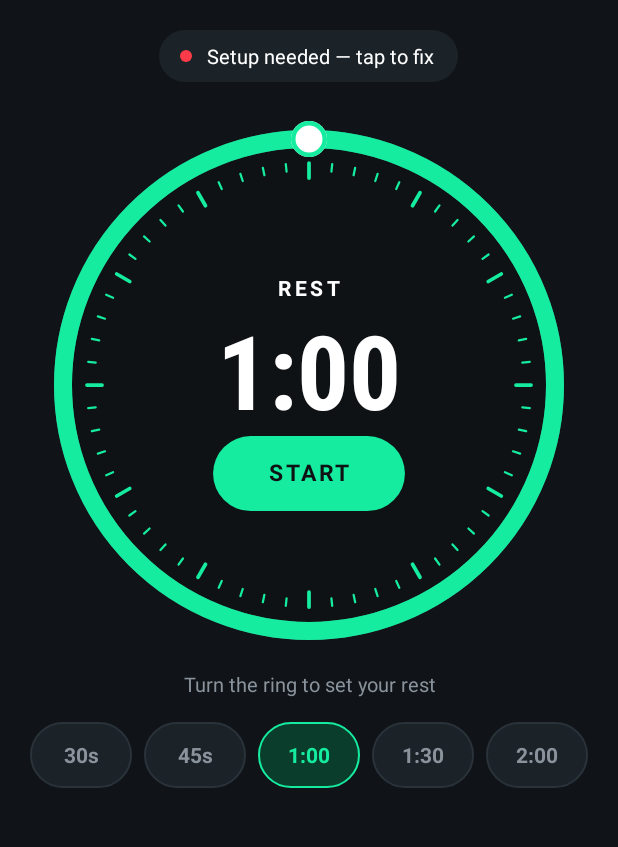
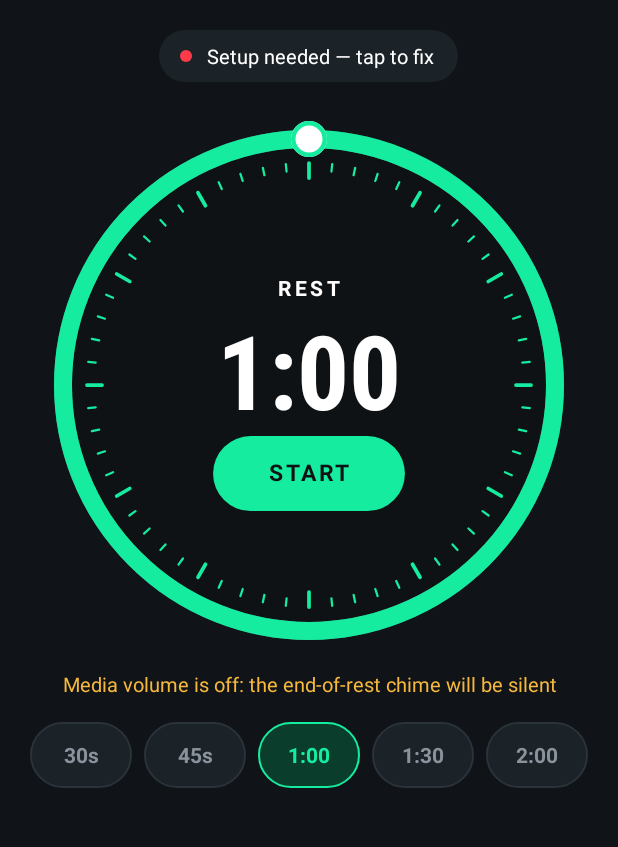
Before and after one commit to Goudurixx/wellrest, an Android app: the screen it shows after launch (MainActivity), on a phone screen of 412 x 824 dp, the part 72-919 px from its top. Run offline under Robolectric (Android 15) with nearby library versions, the phone set to English and light mode, and no system bars.

Commit message:
1.6.3: WHOOP clock sync can no longer cut a rest short
- Rests started with START are never resynced to WHOOP (they were snapped to
  WHOOP's rest clock, which already read 66 s, and ended instantly)
- Auto rests: WHOOP's clock can shift the start by at most 10 s (and half the
  rest); a larger value is treated as a stale card and the full rest runs
- Resync never moves the end into the past; big drifts are ignored and logged
- Main screen warns when media volume is 0 and the chime would be silent

```diff
--- a/android/app/build.gradle.kts
+++ b/android/app/build.gradle.kts
@@ -24,8 +24,8 @@ android {
         minSdk = 26
         targetSdk = 36 // Google Play: new apps & updates must target API 36 since 31 Aug 2026
         // CI overrides these from the git tag: ./gradlew bundleRelease -PversionName=1.5.0 -PversionCode=42
-        versionCode = (findProperty("versionCode") as String?)?.toInt() ?: 10602
-        versionName = (findProperty("versionName") as String?) ?: "1.6.2"
+        versionCode = (findProperty("versionCode") as String?)?.toInt() ?: 10603
+        versionName = (findProperty("versionName") as String?) ?: "1.6.3"
     }
 
     signingConfigs {
--- a/android/app/src/main/java/com/sylvainrousseau/wellrest/MainActivity.kt
+++ b/android/app/src/main/java/com/sylvainrousseau/wellrest/MainActivity.kt
@@ -113,7 +113,14 @@ class MainActivity : Activity() {
     private fun renderRunning() {
         val running = RestTimer.isRunning
         dial.running = running
-        hint.text = if (running) "Rest in progress" else "Turn the ring to set your rest"
+        val am = getSystemService(AUDIO_SERVICE) as android.media.AudioManager
+        val silent = prefs.soundEnabled && am.getStreamVolume(android.media.AudioManager.STREAM_MUSIC) == 0
+        hint.text = when {
+            silent -> "Media volume is off: the end-of-rest chime will be silent"
+            running -> "Rest in progress"
+            else -> "Turn the ring to set your rest"
+        }
+        hint.setTextColor(getColor(if (silent) R.color.amber else R.color.text_dim))
         presetRow.alpha = if (running) 0.35f else 1f
         for (i in 0 until presetRow.childCount) presetRow.getChildAt(i).isEnabled = !running
     }
--- a/android/app/src/main/java/com/sylvainrousseau/wellrest/WhoopListener.kt
+++ b/android/app/src/main/java/com/sylvainrousseau/wellrest/WhoopListener.kt
@@ -88,7 +88,8 @@ class WhoopListener : NotificationListenerService() {
                     val elapsed = whoopRestElapsedMs(read.visible, sbn)
                     LogStore.add("→ REST (${p.restSeconds}s)${next?.let { ", next: $it" } ?: ""}" +
                         (if (elapsed > 0) ", WHOOP rest clock already at ${elapsed / 1000}s" else "") + " · ${powerState()}")
-                    RestTimer.start(this, p.restSeconds, next, elapsed)
+                    if (elapsed > 10_000) LogStore.add("   WHOOP clock looks stale (${elapsed / 1000}s), starting the full rest")
+                    RestTimer.start(this, p.restSeconds, next, if (elapsed > 10_000) 0 else elapsed, fromWhoop = true)
                 }
             }
             // Still resting: keep our countdown aligned with WHOOP's own rest clock
```
Also changed, not shown: android/app/src/main/java/com/sylvainrousseau/wellrest/RestTimer.kt (+20 -3 lines).
